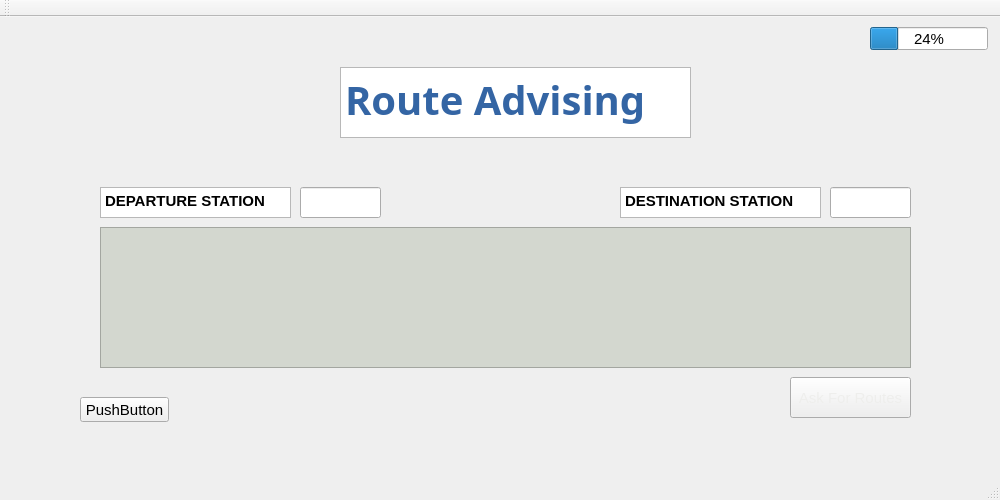
Before: the Qt Designer form final_proj/mainwindow.ui in xavihart/CS241_QtProj, drawn with Qt 5.
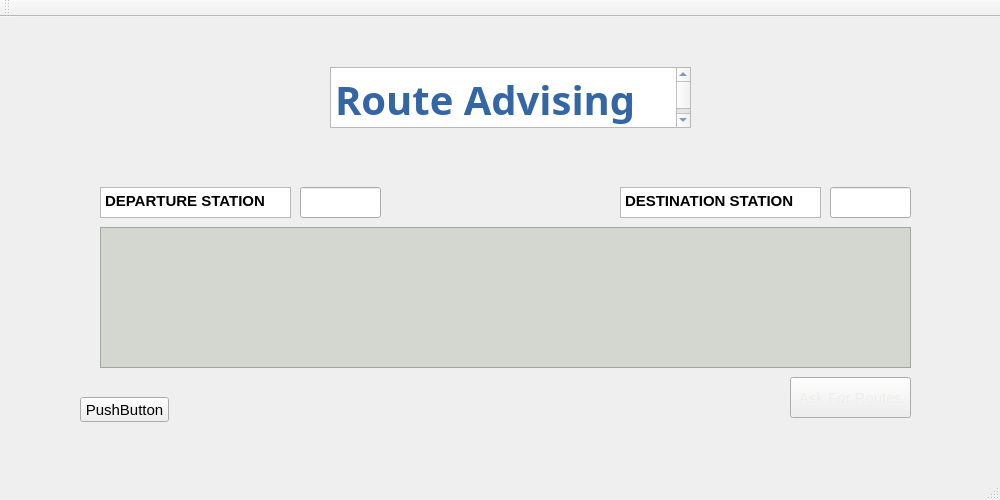
After: the same form once the commit is applied.

```diff
--- a/final_proj/mainwindow.ui
+++ b/final_proj/mainwindow.ui
@@ -107,10 +107,10 @@
    <widget class="QPlainTextEdit" name="plainTextEdit">
     <property name="geometry">
      <rect>
-      <x>340</x>
+      <x>330</x>
       <y>50</y>
-      <width>351</width>
-      <height>71</height>
+      <width>361</width>
+      <height>61</height>
      </rect>
     </property>
     <property name="font">
@@ -244,19 +244,6 @@
      <string/>
     </property>
    </widget>
-   <widget class="QProgressBar" name="pgb">
-    <property name="geometry">
-     <rect>
-      <x>870</x>
-      <y>10</y>
-      <width>118</width>
-      <height>23</height>
-     </rect>
-    </property>
-    <property name="value">
-     <number>24</number>
-    </property>
-   </widget>
    <zorder>map</zorder>
    <zorder>pushButton</zorder>
    <zorder>pushButton_2</zorder>
```
Left out of the diff: 1 changed line with no effect on the pictures.
